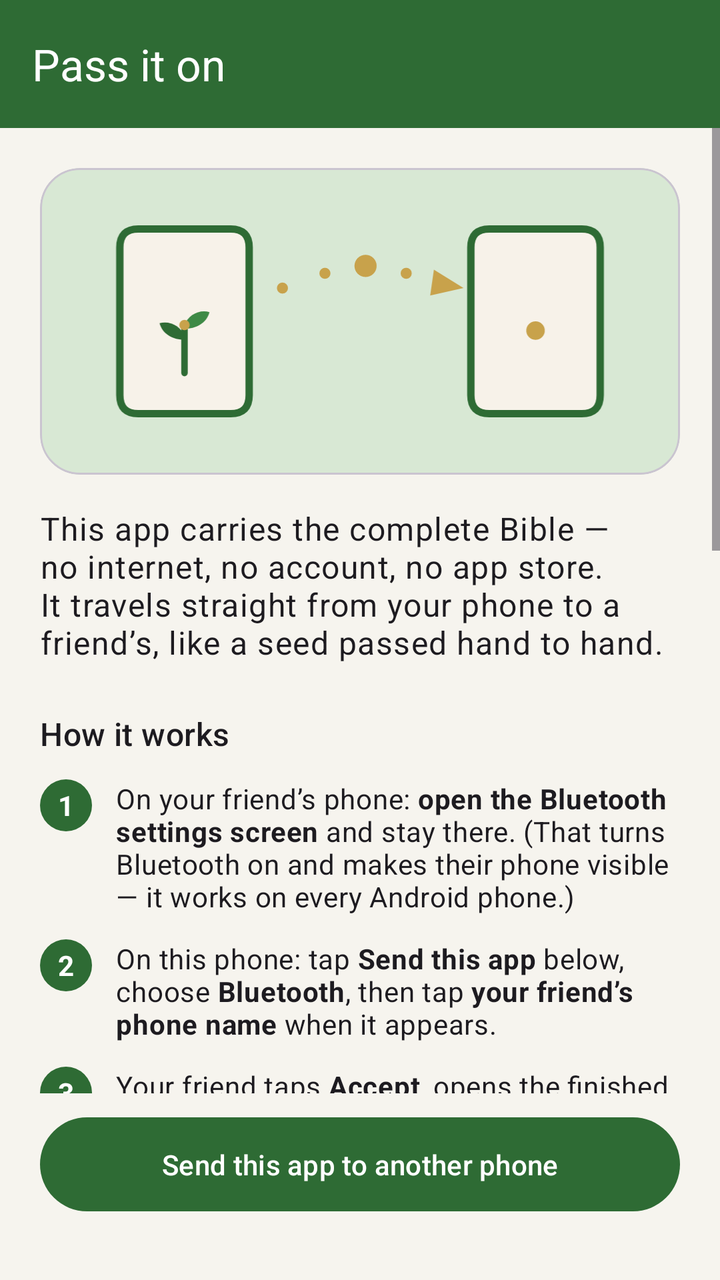
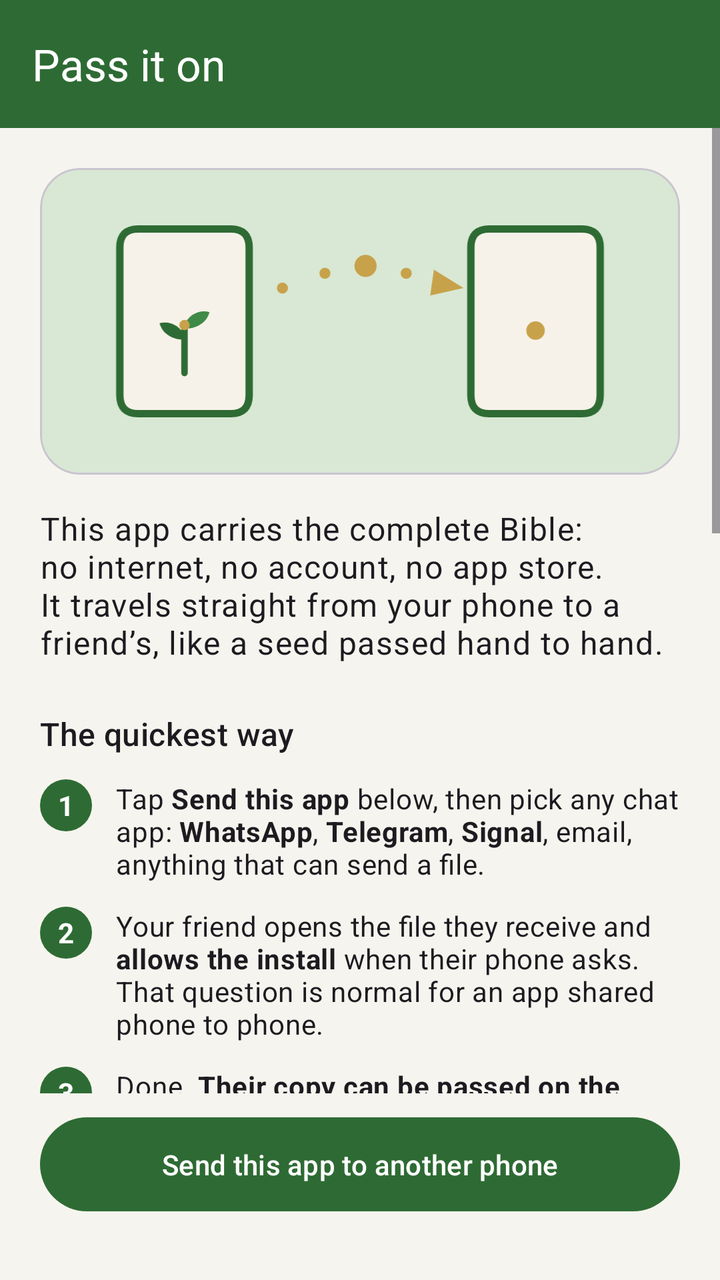

Two renders of the same Android screen: before a commit and after it. Below are the layout's source before the change and the commit's diff.
<!-- AndroidManifest.xml: application theme Theme.Sower -->
<!-- res/layout/activity_pass_it_on.xml -->
<?xml version="1.0" encoding="utf-8"?>
<LinearLayout xmlns:android="http://schemas.android.com/apk/res/android"
    xmlns:app="http://schemas.android.com/apk/res-auto"
    android:layout_width="match_parent"
    android:layout_height="match_parent"
    android:orientation="vertical">

    <com.google.android.material.appbar.MaterialToolbar
        android:id="@+id/toolbar"
        android:layout_width="match_parent"
        android:layout_height="?attr/actionBarSize"
        android:background="@color/toolbar_bg"
        app:navigationIconTint="?attr/colorOnPrimary"
        app:title="@string/pass_it_on_title"
        app:titleTextColor="?attr/colorOnPrimary" />

    <ScrollView
        android:layout_width="match_parent"
        android:layout_height="0dp"
        android:layout_weight="1">

        <LinearLayout
            android:id="@+id/passContent"
            android:layout_width="match_parent"
            android:layout_height="wrap_content"
            android:orientation="vertical"
            android:padding="20dp">

            <com.google.android.material.card.MaterialCardView
                android:layout_width="match_parent"
                android:layout_height="wrap_content"
                app:cardCornerRadius="20dp"
                app:cardElevation="0dp"
                app:cardBackgroundColor="?attr/colorPrimaryContainer">

                <ImageView
                    android:layout_width="match_parent"
                    android:layout_height="wrap_content"
                    android:adjustViewBounds="true"
                    android:padding="12dp"
                    android:importantForAccessibility="no"
                    android:src="@drawable/il_pass_phones" />
            </com.google.android.material.card.MaterialCardView>

            <TextView
                android:layout_width="match_parent"
                android:layout_height="wrap_content"
                android:layout_marginTop="16dp"
                android:text="@string/pass_it_on_lead"
                android:textAppearance="?attr/textAppearanceBodyLarge" />

            <TextView
                android:layout_width="wrap_content"
                android:layout_height="wrap_content"
                android:layout_marginTop="24dp"
                android:text="@string/pass_it_on_how_title"
                android:textAppearance="?attr/textAppearanceTitleMedium" />

            <LinearLayout
                android:layout_width="match_parent"
                android:layout_height="wrap_content"
                android:layout_marginTop="12dp"
                android:baselineAligned="false"
                android:orientation="horizontal">

                
                <TextView
                    android:layout_width="26sp"
                    android:layout_height="26sp"
                    android:background="@drawable/step_badge"
                    android:gravity="center"
                    android:textSize="14sp"
                    android:text="1"
                    android:textColor="#FFFFFF"
                    android:textStyle="bold" />

                <TextView
                    android:layout_width="0dp"
                    android:layout_height="wrap_content"
                    android:layout_weight="1"
                    android:layout_marginStart="12dp"
                    android:text="@string/pass_it_on_step1"
                    android:textAppearance="?attr/textAppearanceBodyMedium" />
            </LinearLayout>

            <LinearLayout
                android:layout_width="match_parent"
                android:layout_height="wrap_content"
                android:layout_marginTop="12dp"
                android:baselineAligned="false"
                android:orientation="horizontal">

                
                <TextView
                    android:layout_width="26sp"
                    android:layout_height="26sp"
                    android:background="@drawable/step_badge"
                    android:gravity="center"
                    android:textSize="14sp"
                    android:text="2"
                    android:textColor="#FFFFFF"
                    android:textStyle="bold" />

                <TextView
                    android:layout_width="0dp"
                    android:layout_height="wrap_content"
                    android:layout_weight="1"
                    android:layout_marginStart="12dp"
                    android:text="@string/pass_it_on_step2"
                    android:textAppearance="?attr/textAppearanceBodyMedium" />
            </LinearLayout>

            <LinearLayout
                android:layout_width="match_parent"
                android:layout_height="wrap_content"
                android:layout_marginTop="12dp"
                android:baselineAligned="false"
                android:orientation="horizontal">

                
                <TextView
                    android:layout_width="26sp"
                    android:layout_height="26sp"
                    android:background="@drawable/step_badge"
                    android:gravity="center"
                    android:textSize="14sp"
                    android:text="3"
                    android:textColor="#FFFFFF"
                    android:textStyle="bold" />

                <TextView
                    android:layout_width="0dp"
                    android:layout_height="wrap_content"
                    android:layout_weight="1"
                    android:layout_marginStart="12dp"
                    android:text="@string/pass_it_on_step3"
                    android:textAppearance="?attr/textAppearanceBodyMedium" />
            </LinearLayout>

            <TextView
                android:layout_width="match_parent"
                android:layout_height="wrap_content"
                android:layout_marginTop="16dp"
                android:text="@string/pass_it_on_quickshare_tip"
                android:textAppearance="?attr/textAppearanceBodySmall"
                android:alpha="0.75" />

            <TextView
                android:layout_width="match_parent"
                android:layout_height="wrap_content"
                android:layout_marginTop="20dp"
                android:text="@string/pass_it_on_qr_tip"
                android:textAppearance="?attr/textAppearanceBodyMedium" />

            <com.google.android.material.card.MaterialCardView
                android:id="@+id/qrCard"
                android:layout_width="wrap_content"
                android:layout_height="wrap_content"
                android:layout_gravity="center_horizontal"
                android:layout_marginTop="12dp"
                app:cardBackgroundColor="#FFFFFF"
                app:cardCornerRadius="16dp"
                app:cardElevation="0dp">

                <ImageView
                    android:id="@+id/qrImage"
                    android:layout_width="220dp"
                    android:layout_height="220dp"
                    android:layout_margin="14dp"
                    android:contentDescription="@string/pass_it_on_qr_tip" />
            </com.google.android.material.card.MaterialCardView>

            <TextView
                android:layout_width="match_parent"
                android:layout_height="wrap_content"
                android:layout_marginTop="20dp"
                android:text="@string/pass_it_on_verse"
                android:textAppearance="?attr/textAppearanceBodySmall"
                android:textStyle="italic"
                android:alpha="0.7" />

            <TextView
                android:layout_width="wrap_content"
                android:layout_height="wrap_content"
                android:layout_gravity="center_horizontal"
                android:layout_marginTop="16dp"
                android:text="@string/about_translation"
                android:textAppearance="?attr/textAppearanceLabelSmall"
                android:alpha="0.5" />
        </LinearLayout>
    </ScrollView>

    
    <LinearLayout
        android:id="@+id/bottomBar"
        android:layout_width="match_parent"
        android:layout_height="wrap_content"
        android:orientation="vertical"
        android:paddingStart="20dp"
        android:paddingEnd="20dp"
        android:paddingTop="8dp"
        android:paddingBottom="10dp">

        <com.google.android.material.button.MaterialButton
            android:id="@+id/shareAppButton"
            android:layout_width="match_parent"
            android:layout_height="wrap_content"
            android:paddingTop="14dp"
            android:paddingBottom="14dp"
            android:text="@string/pass_it_on_button"
            android:textColor="@color/filled_button_text"
            app:backgroundTint="@color/filled_button_bg" />

        <TextView
            android:id="@+id/apkSize"
            android:layout_width="wrap_content"
            android:layout_height="wrap_content"
            android:layout_gravity="center_horizontal"
            android:layout_marginTop="4dp"
            android:textAppearance="?attr/textAppearanceLabelMedium"
            android:alpha="0.6" />
    </LinearLayout>

</LinearLayout>
<!-- resources referenced by this layout -->
<resources>
  <color name="filled_button_bg">#2E6B34</color>
  <color name="filled_button_text">#FFFFFF</color>
  <color name="toolbar_bg">#2E6B34</color>
  <!-- drawable il_pass_phones: vector/xml drawable (drawable, 2001 chars, omitted) -->
  <!-- drawable step_badge (drawable) -->
  <?xml version="1.0" encoding="utf-8"?>
  <shape xmlns:android="http://schemas.android.com/apk/res/android"
      android:shape="oval">
      <solid android:color="@color/sower_green" />
  </shape>
  <string name="pass_it_on_button">Send this app to another phone</string>
  <string name="pass_it_on_how_title">How it works</string>
  <string name="pass_it_on_lead">This app carries the complete Bible — no internet, no account, no app store. It travels straight from your phone to a friend’s, like a seed passed hand to hand.</string>
  <string name="pass_it_on_qr_tip">Internet instead of Bluetooth? Have them <b>scan this code with their phone’s camera</b> — it downloads this app directly:</string>
  <string name="pass_it_on_quickshare_tip">Both phones have <b>Quick Share</b>? It’s faster: your friend swipes down from the top of their screen, <b>presses and holds the Quick Share button</b>, and allows <b>“Everyone”</b> — then in step 2 pick Quick Share instead of Bluetooth. Some phones name sharing differently (Huawei Share, Mi Share), but <b>Bluetooth works on them all</b>.</string>
  <string name="pass_it_on_step1">On your friend’s phone: <b>open the Bluetooth settings screen</b> and stay there. (That turns Bluetooth on and makes their phone visible — it works on every Android phone.)</string>
  <string name="pass_it_on_step2">On this phone: tap <b>Send this app</b> below, choose <b>Bluetooth</b>, then tap <b>your friend’s phone name</b> when it appears.</string>
  <string name="pass_it_on_step3">Your friend taps <b>Accept</b>, opens the finished file, and <b>allows the install</b> when their phone asks — that question is normal for an app shared phone-to-phone. Done! <b>Their copy can now be passed on too.</b></string>
  <string name="pass_it_on_title">Pass it on</string>
  <string name="pass_it_on_verse">“A farmer went out to sow his seed… Other seed fell into the good ground and grew and produced one hundred times as much fruit.” — Luke 8:5,8</string>
  <style name="Theme.Sower" parent="Base.Theme.Sower" />
  <color name="sower_green">#2E6B34</color>
  <style name="Base.Theme.Sower" parent="Theme.Material3.DayNight.NoActionBar">
          <item name="colorPrimary">@color/sower_green</item>
          <item name="colorOnPrimary">#FFFFFF</item>
          <item name="colorPrimaryContainer">#D8E8D4</item>
          <item name="colorOnPrimaryContainer">@color/sower_green_dark</item>
          <item name="colorSecondary">@color/sower_gold</item>
          
          <item name="android:colorBackground">@color/page_bg</item>
          <item name="android:windowBackground">@color/page_bg</item>
          <item name="colorSurface">@color/page_bg</item>
          
          <item name="android:statusBarColor">@android:color/transparent</item>
          
          <item name="bubbleBackground">@color/book_bubble</item>
          <item name="bubbleText">@color/sower_green_dark</item>
          <item name="bubbleRipple">@color/sower_green</item>
          <item name="sectionHeading">@color/sower_green</item>
      </style>
  <color name="sower_green_dark">#1E4A22</color>
  <color name="sower_gold">#C8A24B</color>
  <color name="page_bg">#F6F4EE</color>
  <color name="book_bubble">#D8E8D4</color>
</resources>

<!-- the commit's change to res/layout/activity_pass_it_on.xml (unified diff, before → after) -->
@@ -137,11 +137,19 @@
                     android:textAppearance="?attr/textAppearanceBodyMedium" />
             </LinearLayout>
 
-            <TextView
-                android:layout_width="match_parent"
-                android:layout_height="wrap_content"
-                android:layout_marginTop="16dp"
-                android:text="@string/pass_it_on_quickshare_tip"
+            
+            <TextView
+                android:layout_width="wrap_content"
+                android:layout_height="wrap_content"
+                android:layout_marginTop="26dp"
+                android:text="@string/pass_it_on_offline_title"
+                android:textAppearance="?attr/textAppearanceTitleMedium" />
+
+            <TextView
+                android:layout_width="match_parent"
+                android:layout_height="wrap_content"
+                android:layout_marginTop="8dp"
+                android:text="@string/pass_it_on_offline_body"
                 android:textAppearance="?attr/textAppearanceBodySmall"
                 android:alpha="0.75" />
 
@@ -169,6 +177,16 @@
                     android:layout_margin="14dp"
                     android:contentDescription="@string/pass_it_on_qr_tip" />
             </com.google.android.material.card.MaterialCardView>
+
+            <TextView
+                android:layout_width="wrap_content"
+                android:layout_height="wrap_content"
+                android:layout_gravity="center_horizontal"
+                android:layout_marginTop="10dp"
+                android:text="@string/pass_it_on_site"
+                android:textAppearance="?attr/textAppearanceLabelLarge"
+                android:textColor="@color/sower_gold"
+                android:textIsSelectable="true" />
 
             <TextView
                 android:layout_width="match_parent"
<!-- resource entries referenced after the edit -->
@@ -11,15 +11,17 @@
       <solid android:color="@color/sower_green" />
   </shape>
   <string name="pass_it_on_button">Send this app to another phone</string>
-  <string name="pass_it_on_how_title">How it works</string>
-  <string name="pass_it_on_lead">This app carries the complete Bible — no internet, no account, no app store. It travels straight from your phone to a friend’s, like a seed passed hand to hand.</string>
-  <string name="pass_it_on_qr_tip">Internet instead of Bluetooth? Have them <b>scan this code with their phone’s camera</b> — it downloads this app directly:</string>
-  <string name="pass_it_on_quickshare_tip">Both phones have <b>Quick Share</b>? It’s faster: your friend swipes down from the top of their screen, <b>presses and holds the Quick Share button</b>, and allows <b>“Everyone”</b> — then in step 2 pick Quick Share instead of Bluetooth. Some phones name sharing differently (Huawei Share, Mi Share), but <b>Bluetooth works on them all</b>.</string>
-  <string name="pass_it_on_step1">On your friend’s phone: <b>open the Bluetooth settings screen</b> and stay there. (That turns Bluetooth on and makes their phone visible — it works on every Android phone.)</string>
-  <string name="pass_it_on_step2">On this phone: tap <b>Send this app</b> below, choose <b>Bluetooth</b>, then tap <b>your friend’s phone name</b> when it appears.</string>
-  <string name="pass_it_on_step3">Your friend taps <b>Accept</b>, opens the finished file, and <b>allows the install</b> when their phone asks — that question is normal for an app shared phone-to-phone. Done! <b>Their copy can now be passed on too.</b></string>
+  <string name="pass_it_on_how_title">The quickest way</string>
+  <string name="pass_it_on_lead">This app carries the complete Bible: no internet, no account, no app store. It travels straight from your phone to a friend’s, like a seed passed hand to hand.</string>
+  <string name="pass_it_on_offline_body"><b>Bluetooth</b> works between any two Android phones with no connection of any kind. Your friend opens their <b>Bluetooth settings screen</b> and stays there, you tap Send this app and choose <b>Bluetooth</b>, then tap their phone name when it appears. If both phones have <b>Quick Share</b> it is quicker still: they swipe down from the top of the screen, press and hold <b>Quick Share</b>, and allow <b>Everyone</b>.</string>
+  <string name="pass_it_on_offline_title">No internet at all?</string>
+  <string name="pass_it_on_qr_tip">Or send them to the website, where they can read the Bible straight away or install the app. Have them scan this with their phone camera:</string>
+  <string name="pass_it_on_site">arcdub.github.io/sower</string>
+  <string name="pass_it_on_step1">Tap <b>Send this app</b> below, then pick any chat app: <b>WhatsApp</b>, <b>Telegram</b>, <b>Signal</b>, email, anything that can send a file.</string>
+  <string name="pass_it_on_step2">Your friend opens the file they receive and <b>allows the install</b> when their phone asks. That question is normal for an app shared phone to phone.</string>
+  <string name="pass_it_on_step3">Done. <b>Their copy can be passed on the same way.</b></string>
   <string name="pass_it_on_title">Pass it on</string>
-  <string name="pass_it_on_verse">“A farmer went out to sow his seed… Other seed fell into the good ground and grew and produced one hundred times as much fruit.” — Luke 8:5,8</string>
+  <string name="pass_it_on_verse">“A farmer went out to sow his seed… Other seed fell into the good ground and grew and produced one hundred times as much fruit.” Luke 8:5,8</string>
   <style name="Theme.Sower" parent="Base.Theme.Sower" />
   <color name="sower_green">#2E6B34</color>
   <style name="Base.Theme.Sower" parent="Theme.Material3.DayNight.NoActionBar">
